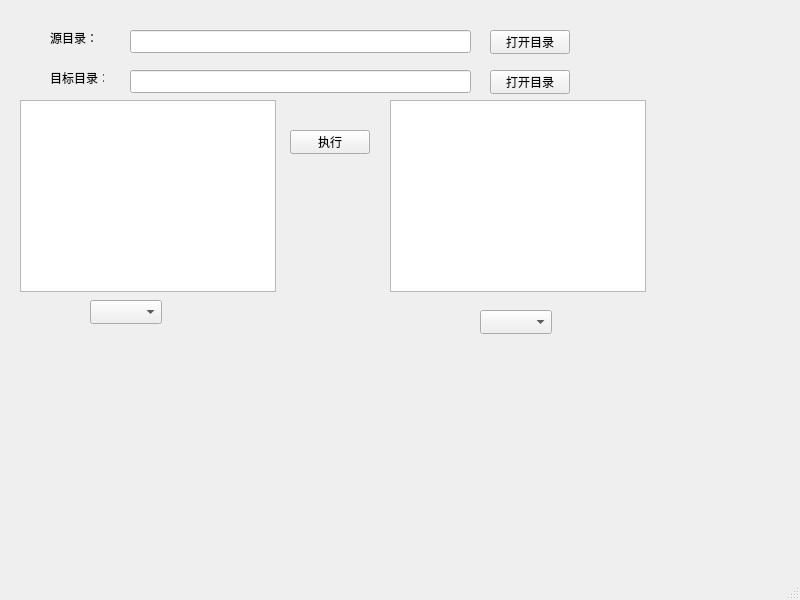
Old version of the form mainfrm.ui in the repository luiox/file_encode_helper.
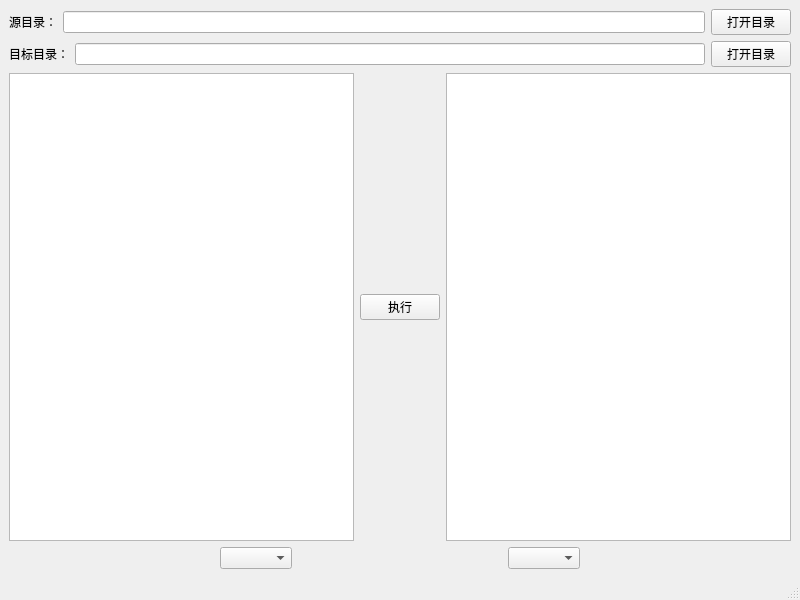
New version of the form.

```diff
--- a/mainfrm.ui
+++ b/mainfrm.ui
@@ -14,131 +14,146 @@
    <string>MainFrm</string>
   </property>
   <widget class="QWidget" name="centralwidget">
-   <widget class="QPushButton" name="do_btn">
-    <property name="geometry">
-     <rect>
-      <x>290</x>
-      <y>130</y>
-      <width>80</width>
-      <height>24</height>
-     </rect>
-    </property>
-    <property name="text">
-     <string>执行</string>
-    </property>
-   </widget>
-   <widget class="QListWidget" name="source_list">
-    <property name="geometry">
-     <rect>
-      <x>20</x>
-      <y>100</y>
-      <width>256</width>
-      <height>192</height>
-     </rect>
-    </property>
-   </widget>
-   <widget class="QComboBox" name="source_encode_cmbox">
-    <property name="geometry">
-     <rect>
-      <x>90</x>
-      <y>300</y>
-      <width>72</width>
-      <height>24</height>
-     </rect>
-    </property>
-   </widget>
-   <widget class="QComboBox" name="target_encode_cmbox">
-    <property name="geometry">
-     <rect>
-      <x>480</x>
-      <y>310</y>
-      <width>72</width>
-      <height>24</height>
-     </rect>
-    </property>
-   </widget>
-   <widget class="QListWidget" name="target_list">
-    <property name="geometry">
-     <rect>
-      <x>390</x>
-      <y>100</y>
-      <width>256</width>
-      <height>192</height>
-     </rect>
-    </property>
-   </widget>
-   <widget class="QLabel" name="label">
-    <property name="geometry">
-     <rect>
-      <x>50</x>
-      <y>30</y>
-      <width>54</width>
-      <height>16</height>
-     </rect>
-    </property>
-    <property name="text">
-     <string>源目录：</string>
-    </property>
-   </widget>
-   <widget class="QLabel" name="label_2">
-    <property name="geometry">
-     <rect>
-      <x>50</x>
-      <y>70</y>
-      <width>54</width>
-      <height>16</height>
-     </rect>
-    </property>
-    <property name="text">
-     <string>目标目录：</string>
-    </property>
-   </widget>
-   <widget class="QPushButton" name="source_open_dir_btn">
-    <property name="geometry">
-     <rect>
-      <x>490</x>
-      <y>30</y>
-      <width>80</width>
-      <height>24</height>
-     </rect>
-    </property>
-    <property name="text">
-     <string>打开目录</string>
-    </property>
-   </widget>
-   <widget class="QPushButton" name="target_open_dir_btn">
-    <property name="geometry">
-     <rect>
-      <x>490</x>
-      <y>70</y>
-      <width>80</width>
-      <height>24</height>
-     </rect>
-    </property>
-    <property name="text">
-     <string>打开目录</string>
-    </property>
-   </widget>
-   <widget class="QLineEdit" name="source_dir_edit">
-    <property name="geometry">
-     <rect>
-      <x>130</x>
-      <y>30</y>
-      <width>341</width>
-      <height>23</height>
-     </rect>
-    </property>
-   </widget>
-   <widget class="QLineEdit" name="target_dir_edit">
-    <property name="geometry">
-     <rect>
-      <x>130</x>
-      <y>70</y>
-      <width>341</width>
-      <height>23</height>
-     </rect>
-    </property>
-   </widget>
+   <layout class="QVBoxLayout" name="verticalLayout_2">
+    <item>
+     <layout class="QHBoxLayout" name="horizontalLayout">
+      <item>
+       <widget class="QLabel" name="label">
+        <property name="text">
+         <string>源目录：</string>
+        </property>
+       </widget>
+      </item>
+      <item>
+       <widget class="QLineEdit" name="source_dir_edit"/>
+      </item>
+      <item>
+       <widget class="QPushButton" name="source_open_dir_btn">
+        <property name="text">
+         <string>打开目录</string>
+        </property>
+       </widget>
+      </item>
+     </layout>
+    </item>
+    <item>
+     <layout class="QHBoxLayout" name="horizontalLayout_2">
+      <item>
+       <widget class="QLabel" name="label_2">
+        <property name="text">
+         <string>目标目录：</string>
+        </property>
+       </widget>
+      </item>
+      <item>
+       <widget class="QLineEdit" name="target_dir_edit"/>
+      </item>
+      <item>
+       <widget class="QPushButton" name="target_open_dir_btn">
+        <property name="text">
+         <string>打开目录</string>
+        </property>
+       </widget>
+      </item>
+     </layout>
+    </item>
+    <item>
+     <layout class="QHBoxLayout" name="horizontalLayout_3">
+      <item>
+       <widget class="QListWidget" name="source_list"/>
+      </item>
+      <item>
+       <layout class="QVBoxLayout" name="verticalLayout">
+        <item>
+         <spacer name="verticalSpacer">
+          <property name="orientation">
+           <enum>Qt::Vertical</enum>
+          </property>
+          <property name="sizeHint" stdset="0">
+           <size>
+            <width>13</width>
+            <height>48</height>
+           </size>
+          </property>
+         </spacer>
+        </item>
+        <item>
+         <widget class="QPushButton" name="do_btn">
+          <property name="text">
+           <string>执行</string>
+          </property>
+         </widget>
+        </item>
+        <item>
+         <spacer name="verticalSpacer_2">
+          <property name="orientation">
+           <enum>Qt::Vertical</enum>
+          </property>
+          <property name="sizeHint" stdset="0">
+           <size>
+            <width>20</width>
+            <height>40</height>
+           </size>
+          </property>
+         </spacer>
+        </item>
+       </layout>
+      </item>
+      <item>
+       <widget class="QListWidget" name="target_list"/>
+      </item>
+     </layout>
+    </item>
+    <item>
+     <layout class="QHBoxLayout" name="horizontalLayout_4">
+      <item>
+       <spacer name="horizontalSpacer_2">
+        <property name="orientation">
+         <enum>Qt::Horizontal</enum>
+        </property>
+        <property name="sizeHint" stdset="0">
+         <size>
+          <width>40</width>
+          <height>20</height>
+         </size>
+        </property>
+       </spacer>
+      </item>
+      <item>
+       <widget class="QComboBox" name="source_encode_cmbox"/>
+      </item>
+      <item>
+       <spacer name="horizontalSpacer">
+        <property name="orientation">
+         <enum>Qt::Horizontal</enum>
+        </property>
+        <property name="sizeHint" stdset="0">
+         <size>
+          <width>40</width>
+          <height>20</height>
+         </size>
+        </property>
+       </spacer>
+      </item>
+      <item>
+       <widget class="QComboBox" name="target_encode_cmbox"/>
+      </item>
+      <item>
+       <spacer name="horizontalSpacer_3">
+        <property name="orientation">
+         <enum>Qt::Horizontal</enum>
+        </property>
+        <property name="sizeHint" stdset="0">
+         <size>
+          <width>40</width>
+          <height>20</height>
+         </size>
+        </property>
+       </spacer>
+      </item>
+     </layout>
+    </item>
+   </layout>
   </widget>
   <widget class="QMenuBar" name="menubar">
    <property name="geometry">
```
